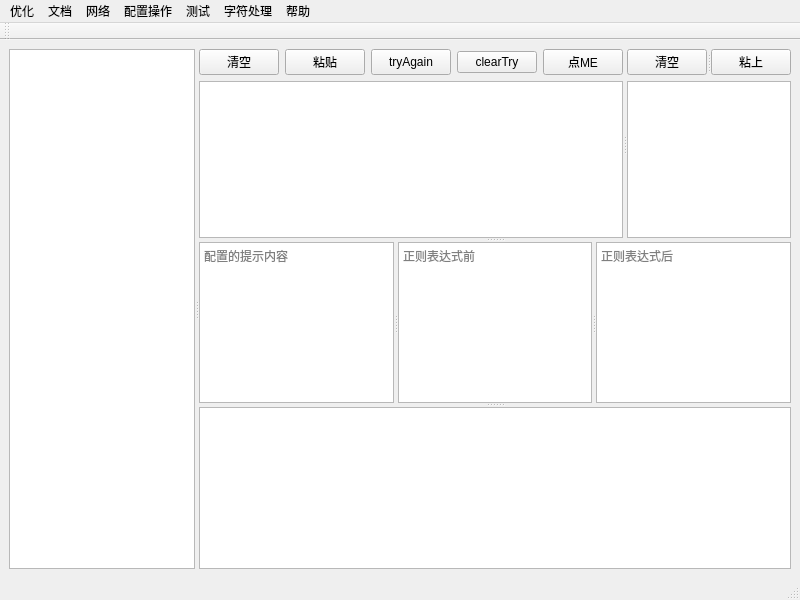
weilaidb/codetools, file codesets/mainwindow.ui: the form before one commit.
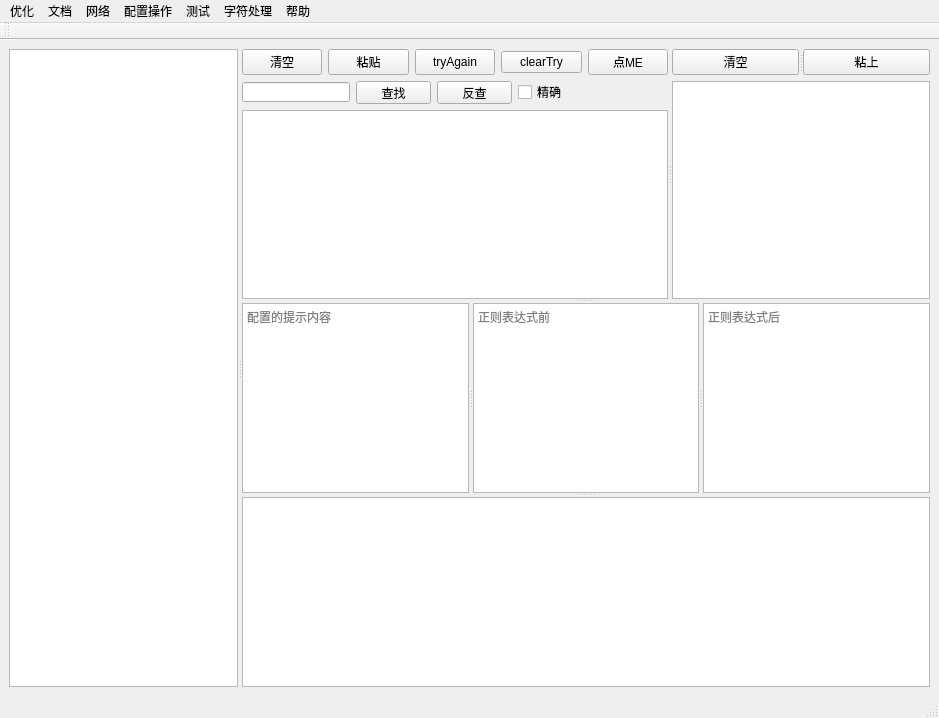
The form after the commit. Icons and pictures are not drawn.

Commit message: 查找字符

Patch:
```diff
--- a/codesets/mainwindow.ui
+++ b/codesets/mainwindow.ui
@@ -6,8 +6,8 @@
    <rect>
     <x>0</x>
     <y>0</y>
-    <width>800</width>
-    <height>600</height>
+    <width>939</width>
+    <height>718</height>
    </rect>
   </property>
   <property name="windowTitle">
@@ -44,6 +44,8 @@
          <enum>Qt::Horizontal</enum>
         </property>
         <widget class="QWidget" name="">
+         <layout class="QVBoxLayout" name="verticalLayout_3">
+          <item>
          <layout class="QVBoxLayout" name="verticalLayout">
           <item>
            <layout class="QHBoxLayout" name="horizontalLayout">
@@ -103,6 +105,74 @@
            </layout>
           </item>
           <item>
+             <layout class="QHBoxLayout" name="horizontalLayout_2">
+              <item>
+               <widget class="QLineEdit" name="lineEdit_mainsearch">
+                <property name="maximumSize">
+                 <size>
+                  <width>198</width>
+                  <height>20</height>
+                 </size>
+                </property>
+               </widget>
+              </item>
+              <item>
+               <widget class="QPushButton" name="pushButton_mainfind">
+                <property name="maximumSize">
+                 <size>
+                  <width>75</width>
+                  <height>23</height>
+                 </size>
+                </property>
+                <property name="text">
+                 <string>查找</string>
+                </property>
+               </widget>
+              </item>
+              <item>
+               <widget class="QPushButton" name="pushButton_mainfindreverse">
+                <property name="maximumSize">
+                 <size>
+                  <width>75</width>
+                  <height>23</height>
+                 </size>
+                </property>
+                <property name="text">
+                 <string>反查</string>
+                </property>
+               </widget>
+              </item>
+              <item>
+               <widget class="QCheckBox" name="checkBox_preciousfind">
+                <property name="maximumSize">
+                 <size>
+                  <width>47</width>
+                  <height>16</height>
+                 </size>
+                </property>
+                <property name="text">
+                 <string>精确</string>
+                </property>
+               </widget>
+              </item>
+              <item>
+               <spacer name="horizontalSpacer">
+                <property name="orientation">
+                 <enum>Qt::Horizontal</enum>
+                </property>
+                <property name="sizeHint" stdset="0">
+                 <size>
+                  <width>40</width>
+                  <height>20</height>
+                 </size>
+                </property>
+               </spacer>
+              </item>
+             </layout>
+            </item>
+           </layout>
+          </item>
+          <item>
            <widget class="QTextEdit" name="textEdit">
             <property name="html">
              <string>&lt;!DOCTYPE HTML PUBLIC &quot;-//W3C//DTD HTML 4.0//EN&quot; &quot;http://www.w3.org/TR/REC-html40/strict.dtd&quot;&gt;
@@ -118,7 +188,7 @@
           </item>
          </layout>
         </widget>
-        <widget class="QWidget" name="">
+        <widget class="QWidget" name="layoutWidget">
          <layout class="QVBoxLayout" name="verticalLayout_2">
           <item>
            <widget class="QSplitter" name="splitter_4">
@@ -186,7 +256,7 @@
     <rect>
      <x>0</x>
      <y>0</y>
-     <width>800</width>
+     <width>939</width>
      <height>23</height>
     </rect>
    </property>
```
Lines whose indentation alone changed are shown as unchanged. The commit also changes 4 other files.
